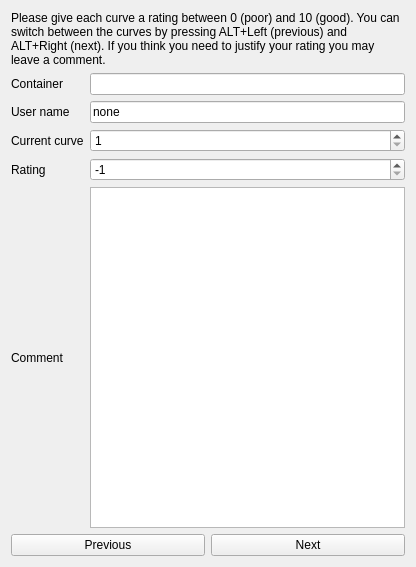
First picture: the form in pyjibe/fd/user_rating_design.ui, repository AFM-analysis/PyJibe, before the edit.
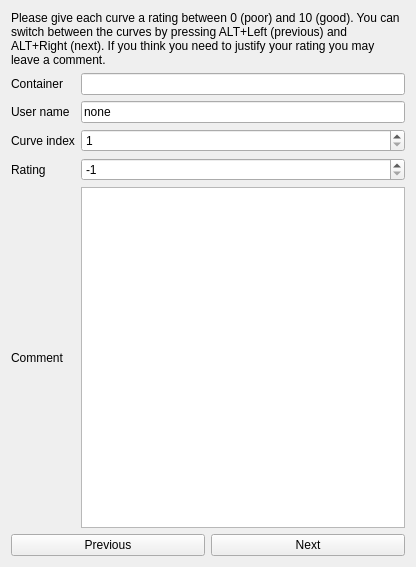
Second picture: the form after the edit.

```diff
--- a/pyjibe/fd/user_rating_design.ui
+++ b/pyjibe/fd/user_rating_design.ui
@@ -40,7 +40,7 @@
      <item row="3" column="0">
       <widget class="QLabel" name="label_2">
        <property name="text">
-        <string>Current curve</string>
+        <string>Curve index</string>
        </property>
       </widget>
      </item>
```
